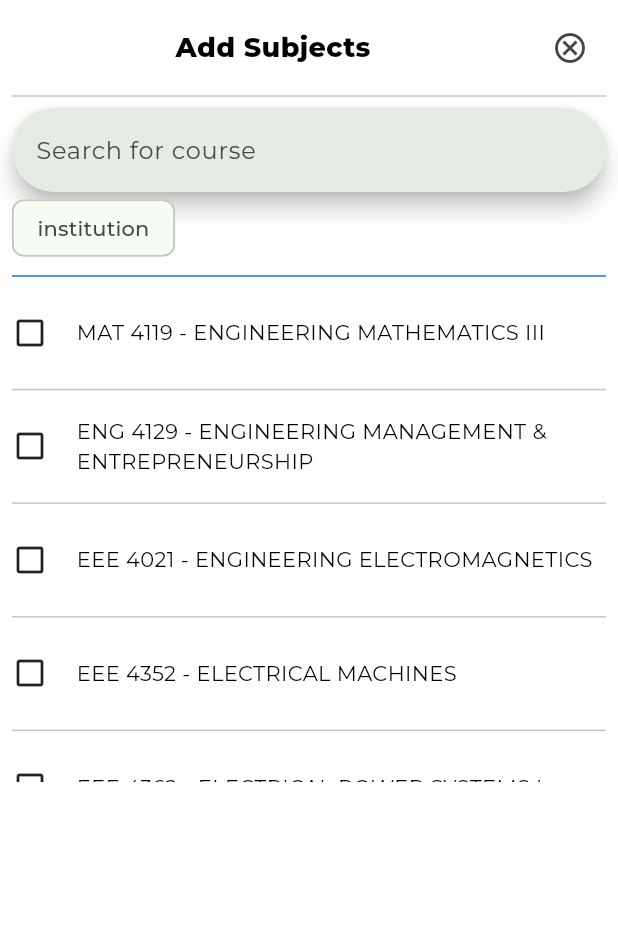
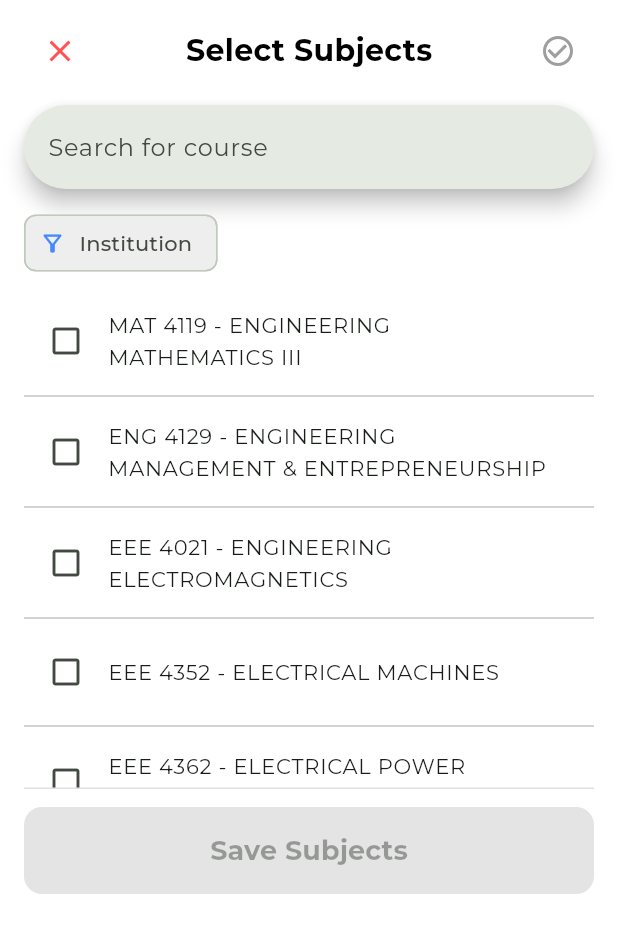
Before and after one commit to KanyantaM/reviza, a Flutter app: the HomeBottomSheetView widget shown alone on an empty page, opened directly with empty values, on a phone screen of 412 x 824 dp. Shown: the top 933 px of the screen. Run offline on Flutter 3.47's test engine with Material 3 defaults, Android fonts, the phone set to English and light mode, and no system bars; our stand-ins replace animate_do, banner_carousel, bloc, cloud_firestore, dio, dotted_border and 22 more; missing offline and left inert: flow_builder, flutter_highlighter, syncfusion_flutter_pdfviewer; accounts and stored records are empty.

Commit message:
fixing the over flow

```diff
--- /dev/null
+++ b/flutter_app/lib/features/edit_courses/view/home_button/views/components/add_subject_listile.dart
@@ -0,0 +1,36 @@
+import 'package:flutter/material.dart';
+
+class AddSubjectListTile extends StatelessWidget {
+  final Function(String) onTap;
+  final String value;
+  final bool isSelected;
+
+  const AddSubjectListTile({
+    super.key,
+    required this.onTap,
+    required this.value,
+    required this.isSelected,
+  });
+
+  @override
+  Widget build(BuildContext context) {
+    return Column(
+      children: [
+        ListTile(
+          onTap: () => onTap(value),
+          leading: Icon(
+            isSelected ? Icons.check_box : Icons.check_box_outline_blank,
+            color: isSelected ? Theme.of(context).primaryColor : null,
+          ),
+          title: Text(
+            value,
+            maxLines: 2,
+            overflow: TextOverflow.ellipsis,
+            style: TextStyle(fontSize: 14),
+          ),
+        ),
+        const Divider(),
+      ],
+    );
+  }
+}
--- a/flutter_app/lib/features/edit_courses/view/home_button/views/home_bottomsheet_view.dart
+++ b/flutter_app/lib/features/edit_courses/view/home_button/views/home_bottomsheet_view.dart
@@ -1,6 +1,5 @@
 import 'package:flutter/material.dart';
-import 'package:flutter_screenutil/flutter_screenutil.dart';
-import 'package:lottie/lottie.dart';
+import 'package:reviza/features/edit_courses/view/home_button/views/components/add_subject_listile.dart';
 import 'package:reviza/features/edit_courses/view/home_button/views/components/filter_dialogue.dart';
 import 'package:reviza/widgets/search_widget.dart';
 import 'package:reviza/utilities/search_filters.dart';
@@ -9,263 +8,224 @@ import 'package:student_api/student_api.dart';
 class HomeBottomSheetView extends StatefulWidget {
   final Function(List<String> selectedSubjects) onSave;
   final Student student;
-  const HomeBottomSheetView(
-      {super.key, required this.student, required this.onSave});
+
+  const HomeBottomSheetView({
+    super.key,
+    required this.student,
+    required this.onSave,
+  });
 
   @override
   State<HomeBottomSheetView> createState() => _HomeBottomSheetViewState();
 }
 
 class _HomeBottomSheetViewState extends State<HomeBottomSheetView> {
-  List<String> _filteredCourses = [];
-  List<String> _searchResults = [];
   final List<String> _selectedSubjects = [];
-  bool _isSearching = false;
+  final ValueNotifier<List<String>> _filteredCourses = ValueNotifier([]);
+  final ValueNotifier<List<String>> _searchResults = ValueNotifier([]);
+  final ValueNotifier<bool> _isSearching = ValueNotifier(false);
+
   String _university = '';
   String _school = '';
   String _department = '';
   String _year = '';
 
-  _startFromScratch(uni, sch, dep, yr) async {
-    _filteredCourses = await filterBy(uni, sch, dep, yr);
+  Future<void> _startFromScratch() async {
+    _filteredCourses.value =
+        await filterBy(_university, _school, _department, _year);
+  }
+
+  @override
+  void initState() {
+    super.initState();
+    _startFromScratch();
+  }
+
+  void _onSearchChanged(List<String> results) {
+    _isSearching.value = results.isNotEmpty;
+    _searchResults.value = results;
+  }
+
+  void _onSubjectTapped(String value) {
+    setState(() {
+      _selectedSubjects.contains(value)
+          ? _selectedSubjects.remove(value)
+          : _selectedSubjects.add(value);
+    });
+  }
+
+  @override
+  Widget build(BuildContext context) {
+    return DraggableScrollableSheet(
+      initialChildSize: 0.75,
+      minChildSize: 0.5,
+      maxChildSize: 0.95,
+      expand: false,
+      builder: (context, scrollController) {
+        return Container(
+          padding: EdgeInsets.symmetric(horizontal: 16, vertical: 10),
+          decoration: BoxDecoration(
+            color: Colors.white,
+            borderRadius: BorderRadius.vertical(top: Radius.circular(20)),
+          ),
+          child: Column(
+            crossAxisAlignment: CrossAxisAlignment.start,
+            children: [
+              _buildHeader(),
+              SizedBox(height: 12),
+              SearchWidget(
+                searchItems: _filteredCourses.value,
+                onChanged: _onSearchChanged,
+              ),
+              SizedBox(height: 12),
+              _buildFilterChips(),
+              SizedBox(height: 12),
+              Expanded(child: _buildCourseList(scrollController)),
+              _buildBottomActionBar(),
+            ],
+          ),
+        );
+      },
+    );
+  }
+
+  Widget _buildHeader() {
+    return Row(
+      mainAxisAlignment: MainAxisAlignment.spaceBetween,
+      children: [
+        IconButton(
+          onPressed: () => Navigator.pop(context),
+          icon: const Icon(Icons.close, color: Colors.redAccent),
+        ),
+        const Text(
+          'Select Subjects',
+          style: TextStyle(fontSize: 20, fontWeight: FontWeight.bold),
+        ),
+        IconButton(
+          onPressed: _selectedSubjects.isNotEmpty
+              ? () {
+                  Navigator.pop(context);
+                  widget.onSave(_selectedSubjects);
+                }
+              : null,
+          icon: Icon(
+            Icons.check_circle_outline,
+            color: _selectedSubjects.isNotEmpty ? Colors.green : Colors.grey,
+          ),
+        ),
+      ],
+    );
+  }
+
+  Widget _buildFilterChips() {
+    return Wrap(
+      spacing: 8,
+      runSpacing: 8,
+      children: [
+        _buildFilterChip('Institution', _university, 1),
+        if (_university.isNotEmpty) _buildFilterChip('School', _school, 2),
+        if (_school.isNotEmpty) _buildFilterChip('Department', _department, 3),
+        if (_department.isNotEmpty) _buildFilterChip('Year', _year, 4),
+      ],
+    );
+  }
+
+  Widget _buildFilterChip(String label, String value, int depth) {
+    return GestureDetector(
+      onTap: () =>
+          showFilterDialogue(context, depth, (uni, sch, dep, yr) async {
+        _filteredCourses.value = await filterBy(uni, sch, dep, yr);
         setState(() {
           _university = uni;
           _school = sch;
           _department = dep;
           _year = yr;
         });
+      }),
+      child: Chip(
+        backgroundColor: value.isNotEmpty
+            ? Colors.blueAccent.withValues(alpha: 0.2)
+            : Colors.grey.shade200,
+        label: Text(label),
+        avatar: Icon(
+          Icons.filter_alt_outlined,
+          size: 18,
+          color: Colors.blueAccent,
+        ),
+      ),
+    );
   }
 
-  @override
-  void initState() {
-    _startFromScratch(_university, _school, _department, _year);
-    super.initState();
+  Widget _buildCourseList(ScrollController scrollController) {
+    return ValueListenableBuilder<bool>(
+      valueListenable: _isSearching,
+      builder: (_, isSearching, __) {
+        return ValueListenableBuilder<List<String>>(
+          valueListenable: isSearching ? _searchResults : _filteredCourses,
+          builder: (_, courses, __) {
+            if (courses.isEmpty) return _buildEmptyState();
+
+            return ListView.builder(
+              controller: scrollController,
+              itemCount: courses.length,
+              itemBuilder: (_, index) => AddSubjectListTile(
+                value: courses[index],
+                isSelected: _selectedSubjects.contains(courses[index]),
+                onTap: _onSubjectTapped,
+              ),
+            );
+          },
+        );
+      },
+    );
   }
 
-  @override
-  void dispose() {
-    _filteredCourses = [];
-    _searchResults = [];
-
-    super.dispose();
+  Widget _buildEmptyState() {
+    return Column(
+      mainAxisAlignment: MainAxisAlignment.center,
+      children: [
+        const Text(
+          'No courses found.\nPlease contact us to add your course!',
+          textAlign: TextAlign.center,
+          style: TextStyle(fontSize: 16, fontWeight: FontWeight.w600),
+        ),
+      ],
+    );
   }
 
-  @override
-  Widget build(BuildContext context) {
-    return Padding(
-      padding: const EdgeInsets.all(8.0),
-      child: Wrap(
+  Widget _buildBottomActionBar() {
+    return Container(
+      padding: EdgeInsets.symmetric(vertical: 12),
+      decoration: BoxDecoration(
+        border: Border(top: BorderSide(color: Colors.grey.shade300)),
+      ),
+      child: Row(
         children: [
-          Row(
-            mainAxisAlignment: MainAxisAlignment.spaceBetween,
-            children: [
-              _selectedSubjects.isNotEmpty
-                  ? IconButton(
-                      onPressed: () {
+          Expanded(
+            child: ElevatedButton(
+              onPressed: _selectedSubjects.isNotEmpty
+                  ? () {
                       Navigator.pop(context);
                       widget.onSave(_selectedSubjects);
-                      },
-                      icon: const Icon(
-                        Icons.check_circle_outline,
-                        color: Colors.green,
-                      ))
-                  : const Wrap(),
-              const Text(
-                'Add Subjects',
-                textAlign: TextAlign.center,
-                style: TextStyle(fontWeight: FontWeight.w800, fontSize: 18),
+                    }
+                  : null,
+              style: ElevatedButton.styleFrom(
+                backgroundColor: _selectedSubjects.isNotEmpty
+                    ? Theme.of(context).primaryColor
+                    : Colors.grey,
+                foregroundColor: Colors.white,
+                shape: RoundedRectangleBorder(
+                    borderRadius: BorderRadius.circular(12)),
+                padding: EdgeInsets.symmetric(vertical: 16),
               ),
-              IconButton(
-                  onPressed: () {
-                    Navigator.pop(context);
-                  },
-                  icon: const Icon(Icons.cancel_outlined))
-            ],
+              child: Text(
+                "Save Subjects",
+                style: TextStyle(fontSize: 18, fontWeight: FontWeight.bold),
               ),
-          const Divider(),
-          const SizedBox(height: 3.0),
-          SearchWidget(
-              searchItems: _filteredCourses,
-              onChanged: (list) {
-                setState(() {
-                  _isSearching = true;
-                  _searchResults = list;
-                });
-              }),
-          const SizedBox(height: 16.0),
-          Wrap(
-            spacing: 8.0,
-            children: [
-              selectedFilter('institution', context, _university, 1),
-              _university.isNotEmpty
-                  ? selectedFilter('school', context, _school, 2)
-                  : const Wrap(),
-              _school.isNotEmpty
-                  ? selectedFilter('dept.', context, _department, 3)
-                  : const Wrap(),
-              _department.isNotEmpty
-                  ? selectedFilter('year', context, _year, 4)
-                  : const Wrap(),
-            ],
-          ),
-          Divider(
-            color: Theme.of(context).primaryColorDark,
-          ),
-          SizedBox(
-            height: MediaQuery.of(context).size.height * 0.4,
-            child: (_isSearching && _searchResults.isEmpty ||
-                    _filteredCourses.length < 2)
-                ? Wrap(
-                    children: [
-                      const Text(
-                          'We are constantly adding new courses. If you can\'t find your course please contact the team🫡'),
-                      Lottie.asset('assets/lottie/indian_searching.json',
-                          fit: BoxFit.scaleDown),
-                    ],
-                  )
-                : ListView.builder(
-                    shrinkWrap: true,
-                    itemCount: _isSearching
-                        ? _searchResults.length
-                        : _filteredCourses.isNotEmpty
-                            ? _filteredCourses.length
-                            : _filteredCourses
-                                .length, // specify the number of items in your list,
-                    itemBuilder: (context, index) {
-                      return _isSearching
-                          ? (_searchResults.isNotEmpty
-                              ? AddSubjectListTile(
-                                  onTap: (value) {
-                                    setState(() {
-                                      if (_selectedSubjects.contains(value)) {
-                                        _selectedSubjects.remove(value);
-                                      } else {
-                                        _selectedSubjects.add(value);
-                                      }
-                                    });
-                                  },
-                                  value: _searchResults[index],
-                                  isSelected: _selectedSubjects
-                                      .contains(_searchResults[index]),
-                                )
-                              : Column(
-                                  children: [
-                                    Lottie.asset(
-                                        'assets/lottie/indian_searching'),
-                                    const Text(
-                                        'We can\'t find the course\n please contact us to have the course added')
-                                  ],
-                                ))
-                          : _filteredCourses.isNotEmpty
-                              ? AddSubjectListTile(
-                                  onTap: (value) {
-                                    setState(() {
-                                      if (_selectedSubjects.contains(value)) {
-                                        _selectedSubjects.remove(value);
-                                      } else {
-                                        _selectedSubjects.add(value);
-                                      }
-                                    });
-                                  },
-                                  value: _filteredCourses[index],
-                                  isSelected: _selectedSubjects
-                                      .contains(_filteredCourses[index]),
-                                )
-                              : AddSubjectListTile(
-                                  onTap: (value) {
-                                    setState(() {
-                                      if (_selectedSubjects.contains(value)) {
-                                        _selectedSubjects.remove(value);
-                                      } else {
-                                        _selectedSubjects.add(value);
-                                      }
-                                    });
-                                  },
-                                  value: _filteredCourses[index],
-                                  isSelected: _selectedSubjects
-                                      .contains(_filteredCourses[index]),
-                                );
-                    },
             ),
           ),
         ],
       ),
     );
   }
-
-  FilterChip selectedFilter(
-      String filter, BuildContext context, String term, int depth) {
-    return FilterChip(
-      label: Text(filter),
-      selected: term.isNotEmpty,
-      onSelected: (bool selected) {
-        setState(() {
-          showFilterDialogue(context, depth, (uni, sch, dep, yr) async {
-            _filteredCourses = await filterBy(uni, sch, dep, yr);
-            setState(() {
-              _university = uni;
-              _school = sch;
-              _department = dep;
-              _year = yr;
-            });
-          });
-        });
-      },
-    );
 }
-}
-
-class AddSubjectListTile extends StatelessWidget {
-  const AddSubjectListTile({
-    super.key,
-    required this.onTap,
-    required this.value,
-    required this.isSelected,
-  });
-  final Function(String value) onTap;
-  final String value;
-  final bool isSelected;
-  @override
-  Widget build(BuildContext context) {
-    return Column(
-      children: [
-        Row(
-          children: [
-            isSelected
-                ? InkWell(
-                    onTap: () {
-                      onTap(value);
-                    },
-                    child: Icon(
-                      Icons.check_box,
-                      color: Theme.of(context).primaryColor,
-                    ))
-                : InkWell(
-                    onTap: () {
-                      onTap(value);
-                    },
-                    child: const Icon(Icons.check_box_outline_blank)),
-            SizedBox(
-              width: 16.h,
-              height: 50.h,
-            ),
-            Expanded(
-              child: InkWell(
-                child: Text(
-                  value,
-                  maxLines: 3,
-                  overflow:
-                      TextOverflow.ellipsis, // Add this line to handle overflow
-                ),
-                onTap: () {
-                  onTap(value);
-                },
-              ),
-            ),
-          ],
-        ),
-        const Divider()
-      ],
-    );
-  }
-}
```
Also changed, not shown: flutter_app/lib/features/view_subjects/view/widgets/similar_courses.dart (deleted, +0 -119 lines). Lines whose indentation alone changed are shown as unchanged.
